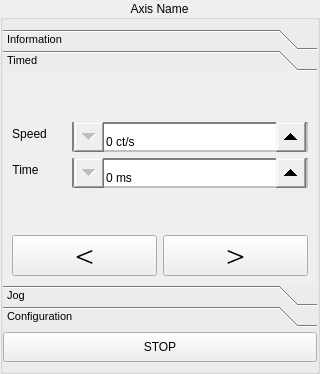
Before: the Qt Designer form views/axis_manual_control.ui in luis-banuelos-chacon/trolleyTester, drawn with Qt 5.
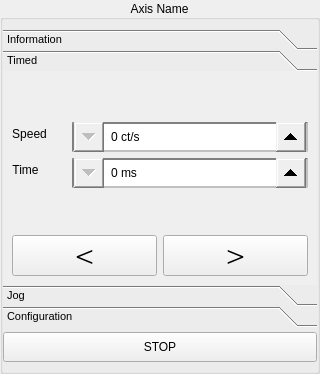
After: the same form once the commit is applied.

```diff
--- a/views/axis_manual_control.ui
+++ b/views/axis_manual_control.ui
@@ -24,8 +24,9 @@
 	qproperty-maximum: 1000000;
 	qproperty-minimum: 0;
 	qproperty-singleStep: 1;
+	qproperty-alignment: center;
 	border: 2px inset grey;
-	padding-top: 10px;
+	padding: 5px;
 }
 QSpinBox::up-button {
 	subcontrol-position: right;
@@ -192,11 +193,11 @@
             </item>
             <item row="0" column="1">
              <widget class="QSpinBox" name="speedSpinBox">
-              <property name="sizePolicy">
-               <sizepolicy hsizetype="Minimum" vsizetype="Fixed">
-                <horstretch>0</horstretch>
-                <verstretch>0</verstretch>
-               </sizepolicy>
+              <property name="wrapping">
+               <bool>false</bool>
+              </property>
+              <property name="frame">
+               <bool>true</bool>
               </property>
               <property name="suffix">
                <string> ct/s</string>
```
